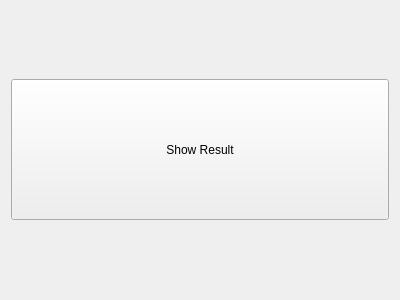
Qt form mainwindow.ui (Laxynium/HandyTranslator) before a commit.
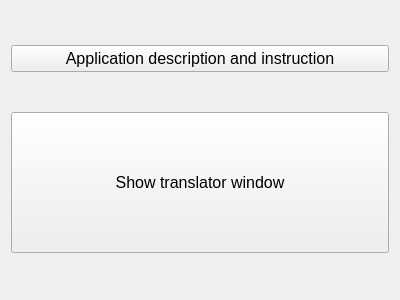
The same form after that commit.

Commit message: _HandyTranslator_02_ Some code refactor and design change. Application is working fine.

```diff
--- a/mainwindow.ui
+++ b/mainwindow.ui
@@ -14,6 +14,21 @@
    <string>HandyTranslator</string>
   </property>
   <layout class="QVBoxLayout" name="verticalLayout">
+   <item>
+    <widget class="QPushButton" name="pushButton_2">
+     <property name="font">
+      <font>
+       <pointsize>12</pointsize>
+      </font>
+     </property>
+     <property name="layoutDirection">
+      <enum>Qt::LeftToRight</enum>
+     </property>
+     <property name="text">
+      <string>Application description and instruction</string>
+     </property>
+    </widget>
+   </item>
    <item>
     <widget class="QPushButton" name="pushButton">
      <property name="minimumSize">
@@ -22,8 +37,13 @@
        <height>141</height>
       </size>
      </property>
+     <property name="font">
+      <font>
+       <pointsize>12</pointsize>
+      </font>
+     </property>
      <property name="text">
-      <string>Show Result</string>
+      <string>Show translator window</string>
      </property>
     </widget>
    </item>
```
The commit also changes 13 other files.
